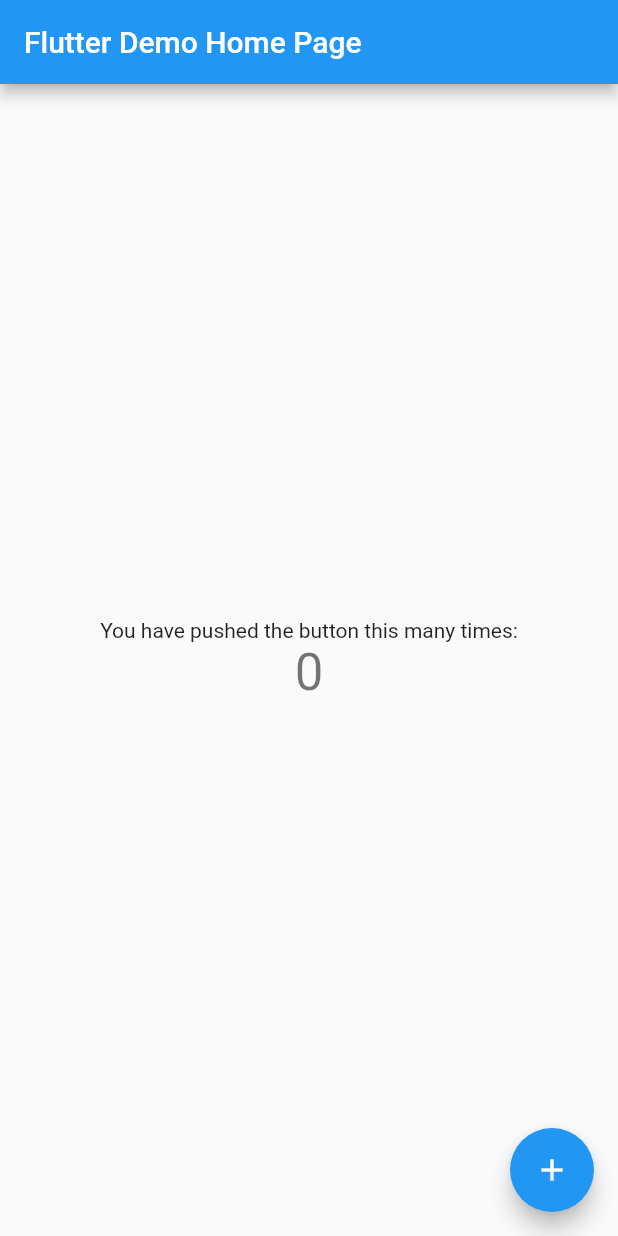
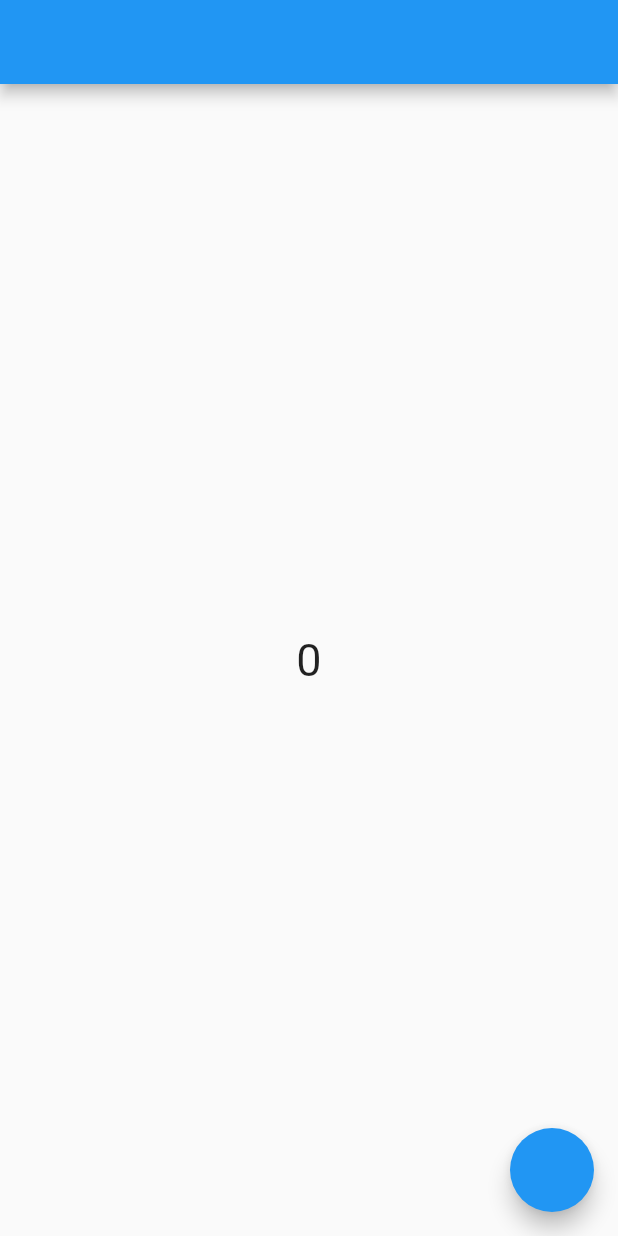
Before and after one commit to CursoFlutterVictor/flutter_test_app, a Flutter app: the screen it shows after launch, on a phone screen of 412 x 824 dp. Run offline on Flutter 3.47's test engine with Material 2 defaults, Android fonts, the phone set to English and light mode, and no system bars.

```diff
--- a/lib/main.dart
+++ b/lib/main.dart
@@ -1,115 +1,21 @@
 import 'package:flutter/material.dart';
+import 'pages/home_page.dart';
 
 void main() {
   runApp(const MyApp());
 }
 
 class MyApp extends StatelessWidget {
-  const MyApp({super.key});
+  const MyApp({Key? key}) : super(key: key);
 
-  // This widget is the root of your application.
   @override
   Widget build(BuildContext context) {
     return MaterialApp(
       title: 'Flutter Demo',
       theme: ThemeData(
-        // This is the theme of your application.
-        //
-        // Try running your application with "flutter run". You'll see the
-        // application has a blue toolbar. Then, without quitting the app, try
-        // changing the primarySwatch below to Colors.green and then invoke
-        // "hot reload" (press "r" in the console where you ran "flutter run",
-        // or simply save your changes to "hot reload" in a Flutter IDE).
-        // Notice that the counter didn't reset back to zero; the application
-        // is not restarted.
         primarySwatch: Colors.blue,
       ),
-      home: const MyHomePage(title: 'Flutter Demo Home Page'),
+      home: HomePage(),
     );
   }
 }
-
-class MyHomePage extends StatefulWidget {
-  const MyHomePage({super.key, required this.title});
-
-  // This widget is the home page of your application. It is stateful, meaning
-  // that it has a State object (defined below) that contains fields that affect
-  // how it looks.
-
-  // This class is the configuration for the state. It holds the values (in this
-  // case the title) provided by the parent (in this case the App widget) and
-  // used by the build method of the State. Fields in a Widget subclass are
-  // always marked "final".
-
-  final String title;
-
-  @override
-  State<MyHomePage> createState() => _MyHomePageState();
-}
-
-class _MyHomePageState extends State<MyHomePage> {
-  int _counter = 0;
-
-  void _incrementCounter() {
-    setState(() {
-      // This call to setState tells the Flutter framework that something has
-      // changed in this State, which causes it to rerun the build method below
-      // so that the display can reflect the updated values. If we changed
-      // _counter without calling setState(), then the build method would not be
-      // called again, and so nothing would appear to happen.
-      _counter++;
-    });
-  }
-
-  @override
-  Widget build(BuildContext context) {
-    // This method is rerun every time setState is called, for instance as done
-    // by the _incrementCounter method above.
-    //
-    // The Flutter framework has been optimized to make rerunning build methods
-    // fast, so that you can just rebuild anything that needs updating rather
-    // than having to individually change instances of widgets.
-    return Scaffold(
-      appBar: AppBar(
-        // Here we take the value from the MyHomePage object that was created by
-        // the App.build method, and use it to set our appbar title.
-        title: Text(widget.title),
-      ),
-      body: Center(
-        // Center is a layout widget. It takes a single child and positions it
-        // in the middle of the parent.
-        child: Column(
-          // Column is also a layout widget. It takes a list of children and
-          // arranges them vertically. By default, it sizes itself to fit its
-          // children horizontally, and tries to be as tall as its parent.
-          //
-          // Invoke "debug painting" (press "p" in the console, choose the
-          // "Toggle Debug Paint" action from the Flutter Inspector in Android
-          // Studio, or the "Toggle Debug Paint" command in Visual Studio Code)
-          // to see the wireframe for each widget.
-          //
-          // Column has various properties to control how it sizes itself and
-          // how it positions its children. Here we use mainAxisAlignment to
-          // center the children vertically; the main axis here is the vertical
-          // axis because Columns are vertical (the cross axis would be
-          // horizontal).
-          mainAxisAlignment: MainAxisAlignment.center,
-          children: <Widget>[
-            const Text(
-              'You have pushed the button this many times:',
-            ),
-            Text(
-              '$_counter',
-              style: Theme.of(context).textTheme.headline4,
-            ),
-          ],
-        ),
-      ),
-      floatingActionButton: FloatingActionButton(
-        onPressed: _incrementCounter,
-        tooltip: 'Increment',
-        child: const Icon(Icons.add),
-      ), // This trailing comma makes auto-formatting nicer for build methods.
-    );
-  }
-}
--- /dev/null
+++ b/lib/pages/home_page.dart
@@ -0,0 +1,33 @@
+import 'package:flutter/material.dart';
+import 'package:flutter_test_app/utils/counter.dart';
+
+final Counter c = Counter();
+
+class HomePage extends StatefulWidget {
+  HomePage({Key? key}) : super(key: key);
+
+  @override
+  State<HomePage> createState() => _HomePageState();
+}
+
+class _HomePageState extends State<HomePage> {
+  @override
+  Widget build(BuildContext context) {
+    return Scaffold(
+      appBar: AppBar(),
+      floatingActionButton: FloatingActionButton(
+        onPressed: () {
+          setState(() {
+            c.value++;
+            print(c.value.toString());
+          });
+        },
+      ),
+      body: Center(
+          child: Text(
+        c.value.toString(),
+        style: const TextStyle(fontSize: 30),
+      )),
+    );
+  }
+}
--- /dev/null
+++ b/lib/utils/counter.dart
@@ -0,0 +1,3 @@
+class Counter {
+  int value = 0;
+}
```
